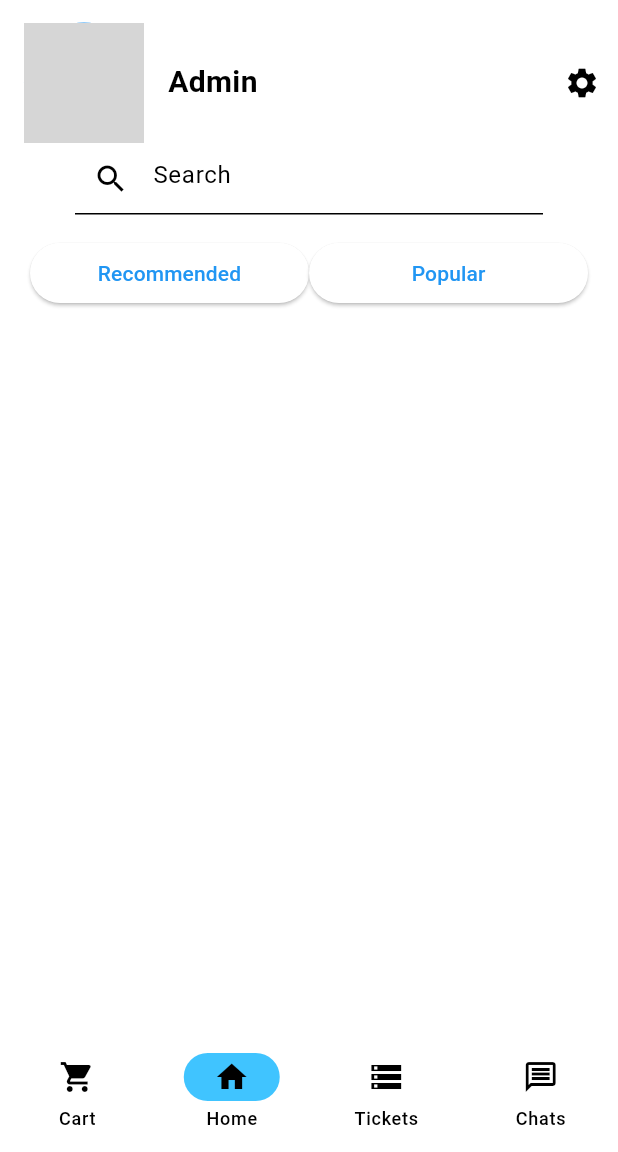
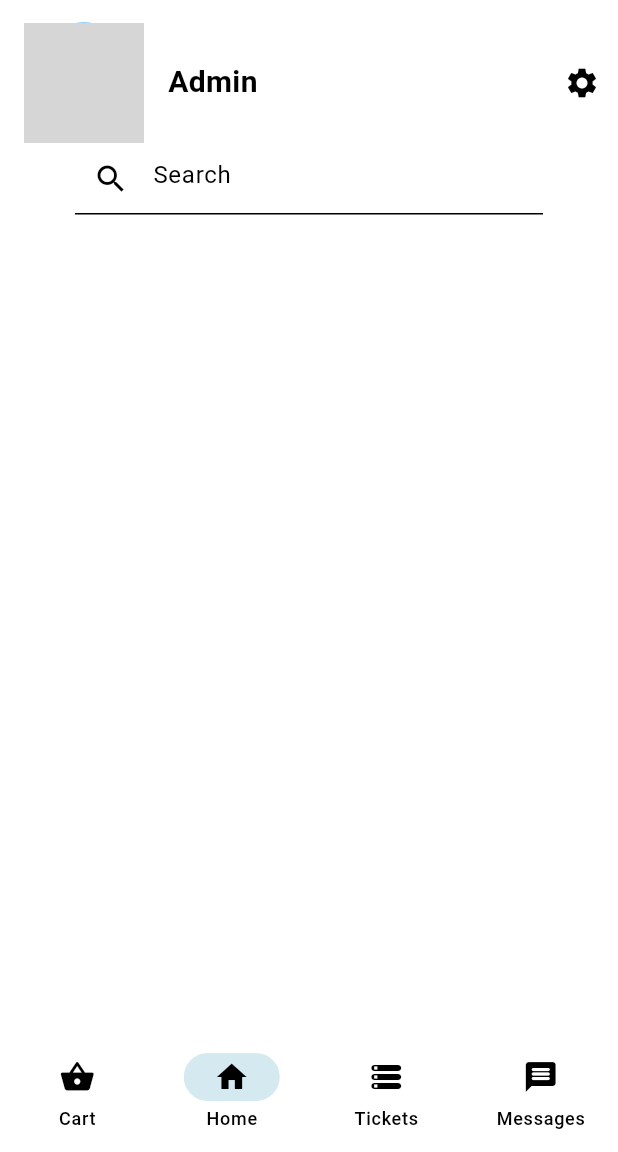
Before and after one commit to mpodmanicky/mtaa-beshket-frontend, a Flutter app: the HomeScreen screen opened directly with empty values, on a phone screen of 412 x 824 dp, the part 84-1236 px from its top. Run offline on Flutter 3.47's test engine with Material 3 defaults, Android fonts, the phone set to English and light mode, and no system bars; our stand-ins replace firebase_auth, firebase_core; accounts and stored records are empty; network calls fail; grey boxes are pictures that could not be loaded.

Commit message:
udpated-controlos

```diff
--- a/beshket/lib/features/authentication/screens/home_screen.dart
+++ b/beshket/lib/features/authentication/screens/home_screen.dart
@@ -4,6 +4,9 @@ import 'package:beshket/features/authentication/screens/cart_screen.dart';
 import 'package:beshket/features/authentication/screens/chat_screen.dart';
 import 'package:beshket/features/authentication/screens/settings_screen.dart';
 import 'package:beshket/features/authentication/screens/tickets_screen.dart';
+import 'package:beshket/features/authentication/widgets/destinations.dart';
+import 'package:beshket/features/authentication/widgets/homescreen_buttons.dart';
+import 'package:flutter/widgets.dart';
 import '../widgets/profile_widget.dart';
 import 'package:flutter/material.dart';
 
@@ -25,6 +28,7 @@ class HomeScreen extends StatefulWidget {
 
 class _HomePageState extends State<HomeScreen> {
   int currentPageIndex = 1;
+
   _signOut() async {
     try {
       await widget.authentication.signOut();
@@ -74,74 +78,26 @@ class _HomePageState extends State<HomeScreen> {
                 },
               ),
             ),
-            Container(
-                margin: EdgeInsets.symmetric(horizontal: 20.0, vertical: 15.0),
-                child: Row(
-                  mainAxisAlignment: MainAxisAlignment.spaceEvenly,
-                  children: [
-                    Expanded(
-                      child: ElevatedButton(
-                        onPressed: () {
-                          print('Button was pressed.');
-                        },
-                        child: Text('Recommended'),
-                      ),
-                    ),
-                    Expanded(
-                      child: ElevatedButton(
-                        onPressed: () {
-                          print('Button was pressed.');
-                        },
-                        child: Text('Popular'),
-                      ),
-                    ),
-                  ],
-                )),
           ],
         ),
       ),
       //navigation bar reusable
       bottomNavigationBar: NavigationBar(
-        //indicator colour
-        indicatorColor: Colors.lightBlueAccent,
-        //index of a page
+        elevation: 1,
+        backgroundColor: Colors.white,
+        indicatorColor: const Color.fromARGB(255, 213, 233, 241),
+        destinations: destinations.map<NavigationDestination>((d) {
+          return NavigationDestination(
+            icon: Icon(d.icon),
+            label: d.label,
+          );
+        }).toList(),
         selectedIndex: currentPageIndex,
-        //callback function what to do to change index
-        onDestinationSelected: (int index) {
+        onDestinationSelected: (index) {
           setState(() {
             currentPageIndex = index;
           });
-          switch (index) {
-            case 0:
-              Navigator.push(
-                context,
-                MaterialPageRoute(builder: (context) => Cart()),
-              );
-              break;
-            case 1:
-              break;
-            case 2:
-              Navigator.push(
-                context,
-                MaterialPageRoute(builder: (context) => Tickets()),
-              );
-              break;
-            case 3:
-              Navigator.push(
-                context,
-                MaterialPageRoute(builder: (context) => Chats()),
-              );
-          }
         },
-        //destinations for the navbar
-        destinations: [
-          NavigationDestination(icon: Icon(Icons.shopping_cart), label: 'Cart'),
-          NavigationDestination(icon: Icon(Icons.home), label: 'Home'),
-          NavigationDestination(
-              icon: Icon(Icons.storage_outlined), label: 'Tickets'),
-          NavigationDestination(
-              icon: Icon(Icons.message_outlined), label: 'Chats'),
-        ],
       ),
     );
   }
--- a/beshket/lib/features/authentication/widgets/destinations.dart
+++ b/beshket/lib/features/authentication/widgets/destinations.dart
@@ -8,7 +8,7 @@ class Destination {
 
 const List<Destination> destinations = <Destination>[
   Destination(Icons.shopping_basket_rounded, 'Cart'),
-  Destination(Icons.home_max_rounded, 'Home'),
+  Destination(Icons.home, 'Home'),
   Destination(Icons.storage_rounded, 'Tickets'),
-  Destination(Icons.messenger_rounded, 'Messages'),
+  Destination(Icons.message_rounded, 'Messages'),
 ];
--- /dev/null
+++ b/beshket/lib/features/authentication/widgets/homescreen_buttons.dart
@@ -0,0 +1 @@
+import 'package:flutter/material.dart';
```
Also changed, not shown: beshket/lib/features/authentication/screens/settings_screen.dart (+13 -13 lines).
